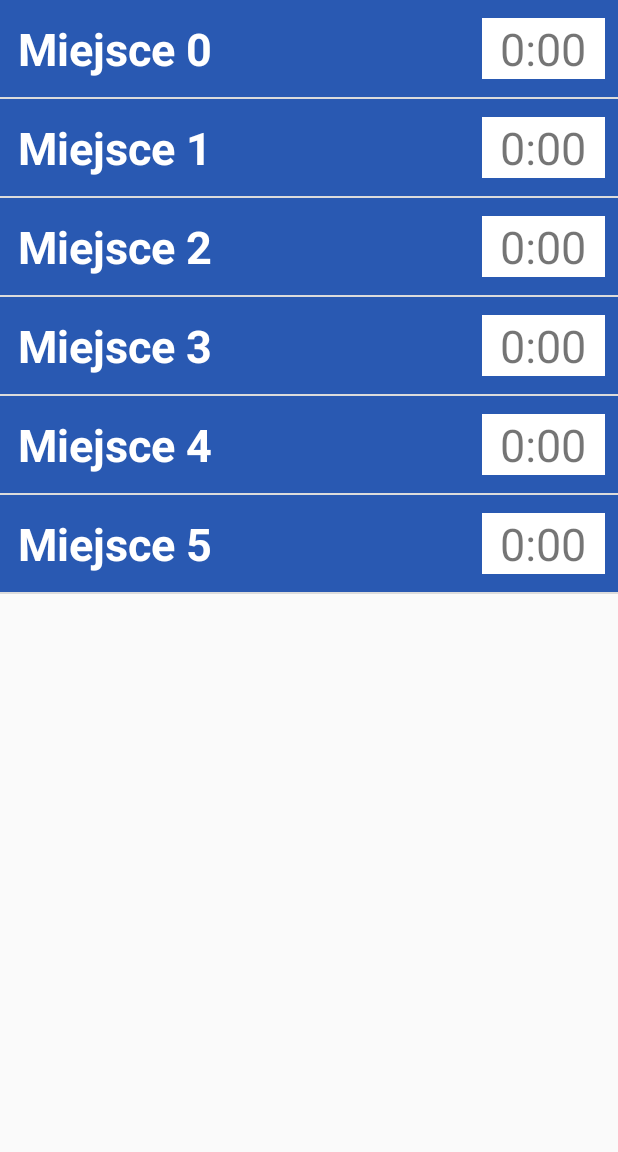
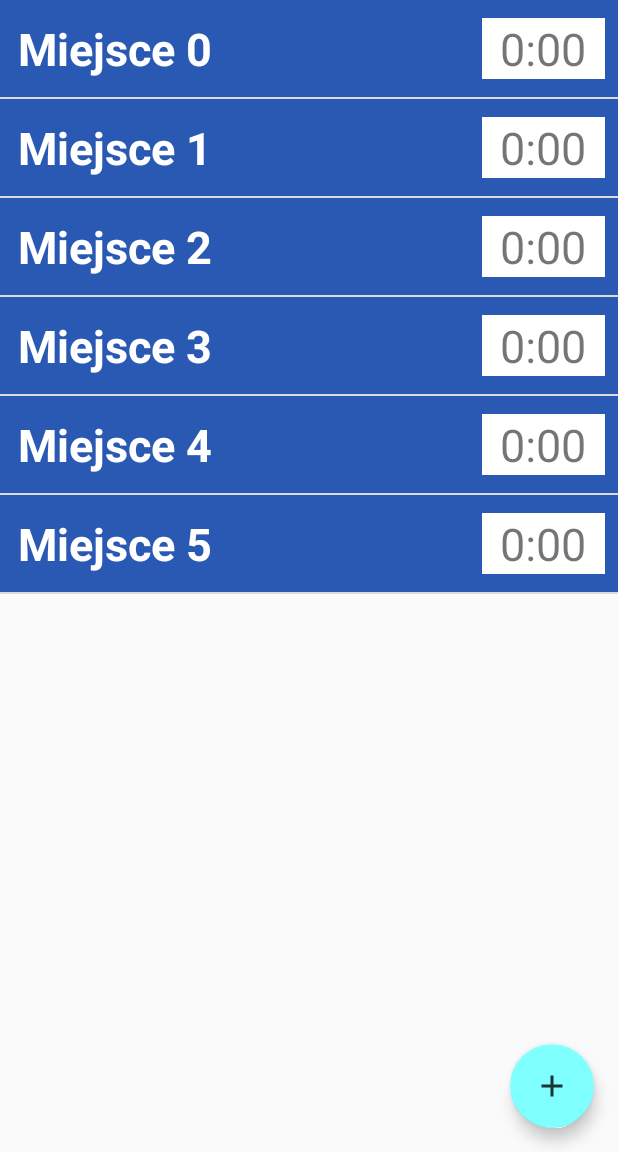
Before and after one commit to kkolodziejczak/Organizer, an Android app: the screen it shows after launch (MainActivity), after a tap on "droga", on a phone screen of 412 x 824 dp, the part 84-1236 px from its top. Run offline under Robolectric (Android 15) with nearby library versions, the phone set to English and light mode, and no system bars; libraries missing offline, so code that uses them is left out: net.danlew.android; 1 statement that could not run was skipped.

Commit message:
fab to myplaces

```diff
--- a/app/src/main/res/layout/activity_my_places.xml
+++ b/app/src/main/res/layout/activity_my_places.xml
@@ -1,18 +1,24 @@
-<LinearLayout xmlns:android="http://schemas.android.com/apk/res/android"
-    android:id="@+id/activity_main"
+<android.support.design.widget.CoordinatorLayout
+    android:id="@+id/main_content"
+    xmlns:android="http://schemas.android.com/apk/res/android"
+    xmlns:app="http://schemas.android.com/apk/res-auto"
     android:layout_width="match_parent"
-    android:layout_height="match_parent"
-    android:paddingBottom="0px"
-    android:paddingLeft="0px"
-    android:paddingRight="0px"
-    android:paddingTop="0px"
-    android:orientation="vertical">
-
+    android:layout_height="match_parent">
 
     <ListView
         android:id="@+id/lista"
         android:layout_width="match_parent"
-        android:layout_height="match_parent"
-        android:drawSelectorOnTop="true" />
+        android:layout_height="match_parent"></ListView>
 
-</LinearLayout>
+    <android.support.design.widget.FloatingActionButton
+        android:id="@+id/floatingActionButton"
+        android:layout_width="wrap_content"
+        android:layout_height="wrap_content"
+        android:layout_gravity="center_vertical|center_horizontal"
+        android:layout_margin="16dp"
+        android:src="@drawable/ic_fapadd"
+        app:backgroundTint="@color/oczojebnyBlue"
+        app:layout_anchor="@+id/lista"
+        app:layout_anchorGravity="bottom|right" />
+
+</android.support.design.widget.CoordinatorLayout>
--- a/app/src/main/res/values/colors.xml
+++ b/app/src/main/res/values/colors.xml
@@ -5,4 +5,6 @@
     <color name="colorAccent">#FF4081</color>
     <color name="white">#FFFFFF</color>
     <color name="blueBackground">#2959B2</color>
+    <color name="oczojebnyBlue">#80FFFF</color>
+
 </resources>
```
Also changed, not shown: app/src/main/ic_addfab-web.png (added), app/src/main/res/drawable-hdpi/ic_fapadd.png (added), app/src/main/res/drawable-mdpi/ic_fapadd.png (added), app/src/main/res/drawable-xhdpi/ic_fapadd.png (added), app/src/main/res/drawable-xxhdpi/ic_fapadd.png (added), app/src/main/res/mipmap-hdpi/ic_addfab.png (added), app/src/main/res/mipmap-mdpi/ic_addfab.png (added), app/src/main/res/mipmap-xhdpi/ic_addfab.png (added), app/src/main/res/mipmap-xxhdpi/ic_addfab.png (added), app/src/main/res/mipmap-xxxhdpi/ic_addfab.png (added).
